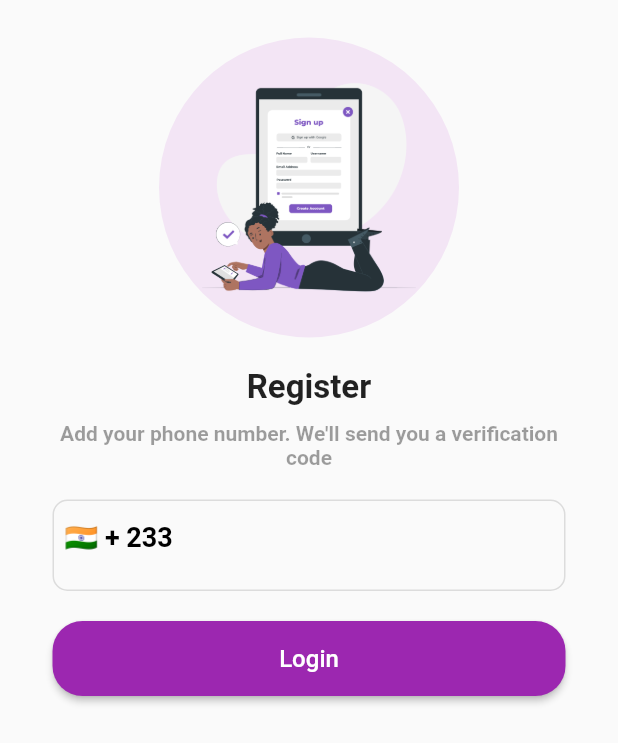
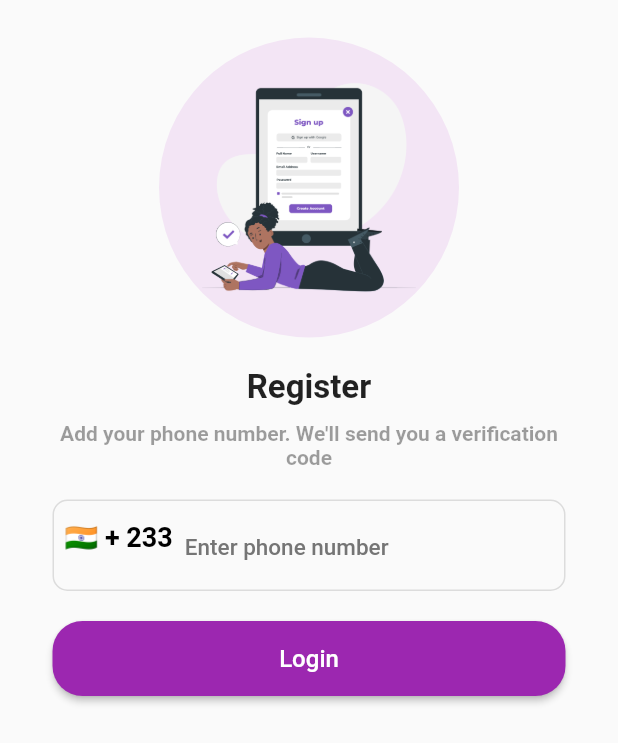
Before and after one commit to MonicaQuainoo/phone_auth, a Flutter app: the RegisterScreen screen opened directly, on a phone screen of 412 x 824 dp. Shown: the top 743 px of the screen. Run offline on Flutter 3.47's test engine with Material 2 defaults, Android fonts, the phone set to English and light mode, and no system bars; our stand-ins replace country_picker, firebase_core; accounts and stored records are empty.

Commit message:
Added a text

```diff
--- a/lib/screens/register_screen.dart
+++ b/lib/screens/register_screen.dart
@@ -80,6 +80,7 @@ class _RegisterScreenState extends State<RegisterScreen> {
                     });
                   },
                   decoration: InputDecoration(
+                    hintText: "Enter phone number",
                     hintStyle: TextStyle(
                       fontWeight: FontWeight.w500,
                       fontSize: 15,
```
